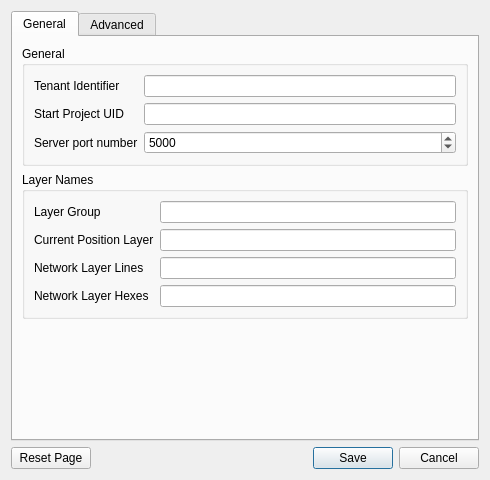
The window that src/ui/settings.ui (iNovitas/infra3d-qgis-plugin) describes before a commit, drawn with Qt 5.
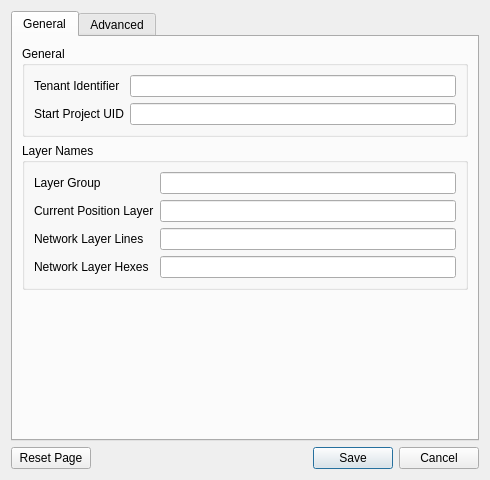
The same window after the commit. Icons and pictures are not drawn. Custom widgets are drawn as their Qt base class.

Commit message:
[BUGFIX] Use a random port
Update local_server.py

The edit to the form file:
```diff
--- a/src/ui/settings.ui
+++ b/src/ui/settings.ui
@@ -70,26 +70,6 @@
             </property>
            </widget>
           </item>
-          <item row="7" column="0">
-           <widget class="QLabel" name="label">
-            <property name="text">
-             <string>Server port number</string>
-            </property>
-           </widget>
-          </item>
-          <item row="7" column="1">
-           <widget class="QSpinBox" name="spinBox_serverPort">
-            <property name="minimum">
-             <number>1025</number>
-            </property>
-            <property name="maximum">
-             <number>65535</number>
-            </property>
-            <property name="value">
-             <number>5000</number>
-            </property>
-           </widget>
-          </item>
          </layout>
         </widget>
        </item>
```
The commit also changes 10 other files.
